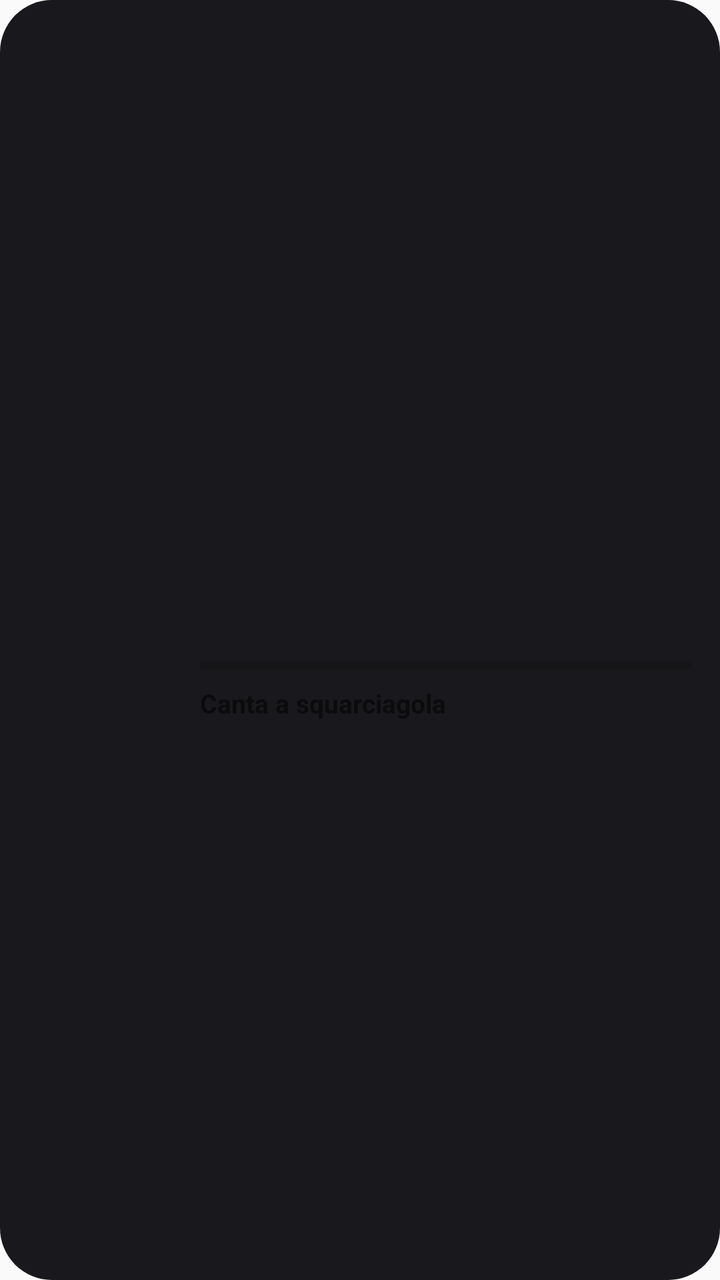
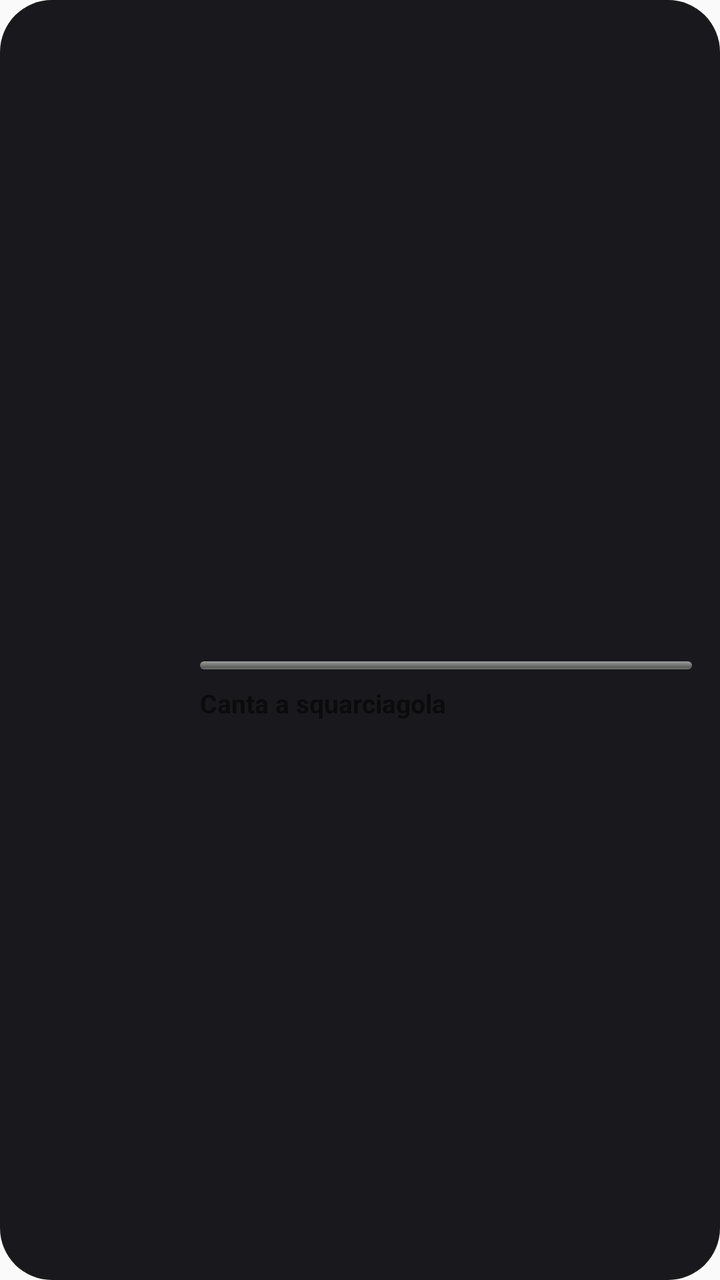

Before-and-after screenshots of an Android layout around one commit, followed by the original layout XML and the change that was made.
<!-- AndroidManifest.xml: application theme Theme.Squarciagola -->
<!-- res/layout/widget_squarciagola.xml -->
<?xml version="1.0" encoding="utf-8"?>
<LinearLayout xmlns:android="http://schemas.android.com/apk/res/android"
    android:id="@+id/radice"
    android:layout_width="match_parent"
    android:layout_height="match_parent"
    android:orientation="horizontal"
    android:background="@drawable/widget_sfondo"
    android:padding="14dp"
    android:gravity="center_vertical">

    <ImageView
        android:id="@+id/copertina"
        android:layout_width="72dp"
        android:layout_height="72dp"
        android:scaleType="centerCrop"
        android:contentDescription="@string/app_name" />

    <LinearLayout
        android:layout_width="0dp"
        android:layout_height="wrap_content"
        android:layout_weight="1"
        android:layout_marginStart="14dp"
        android:orientation="vertical">

        <TextView
            android:id="@+id/titolo"
            android:layout_width="match_parent"
            android:layout_height="wrap_content"
            android:maxLines="1"
            android:ellipsize="end"
            android:textColor="#FFE6E6EC"
            android:textSize="16sp"
            android:textStyle="bold" />

        <TextView
            android:id="@+id/artista"
            android:layout_width="match_parent"
            android:layout_height="wrap_content"
            android:maxLines="1"
            android:ellipsize="end"
            android:textColor="#FFB0B0BC"
            android:textSize="13sp"
            android:layout_marginTop="2dp" />

        <ProgressBar
            android:id="@+id/avanzamento"
            style="?android:attr/progressBarStyleHorizontal"
            android:layout_width="match_parent"
            android:layout_height="4dp"
            android:layout_marginTop="10dp"
            android:max="1000" />

        <TextView
            android:id="@+id/azione"
            android:layout_width="wrap_content"
            android:layout_height="wrap_content"
            android:layout_marginTop="8dp"
            android:text="@string/widget_canta"
            android:textSize="13sp"
            android:textStyle="bold" />
    </LinearLayout>
</LinearLayout>
<!-- resources referenced by this layout -->
<resources>
  <!-- drawable widget_sfondo (drawable) -->
  <?xml version="1.0" encoding="utf-8"?>
  <shape xmlns:android="http://schemas.android.com/apk/res/android" android:shape="rectangle">
      <solid android:color="#F00B0B0F" />
      <corners android:radius="26dp" />
  </shape>
  <string name="app_name">Squarciagola</string>
  <string name="widget_canta">Canta a squarciagola</string>
  <style name="Theme.Squarciagola" parent="Theme.AppCompat.DayNight.NoActionBar" />
</resources>

<!-- the commit's change to res/layout/widget_squarciagola.xml (unified diff, before → after) -->
@@ -44,7 +44,7 @@
 
         <ProgressBar
             android:id="@+id/avanzamento"
-            style="?android:attr/progressBarStyleHorizontal"
+            style="@android:style/Widget.ProgressBar.Horizontal"
             android:layout_width="match_parent"
             android:layout_height="4dp"
             android:layout_marginTop="10dp"
